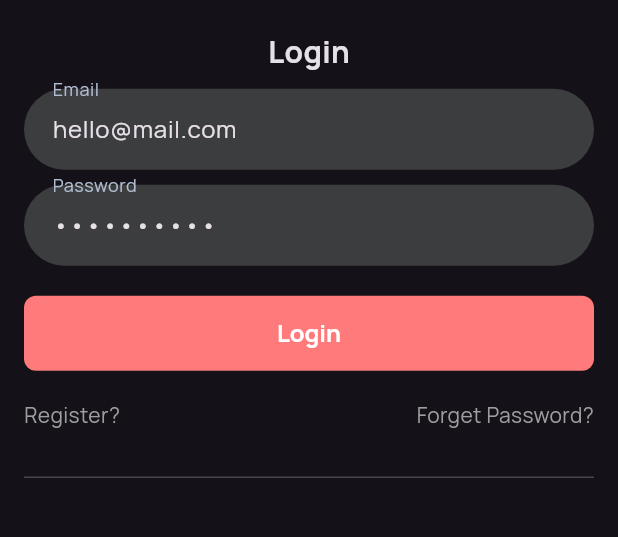
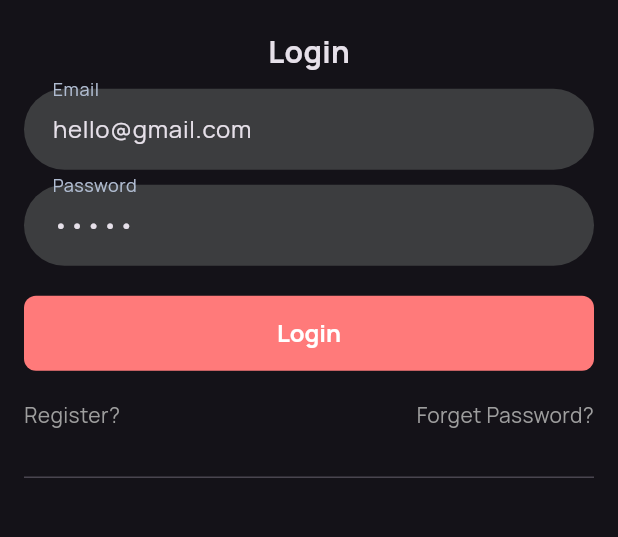
Before and after one commit to shiX0/sajilo-sales, a Flutter app: the screen it shows after launch, on a phone screen of 412 x 824 dp, the part 452-989 px from its top. Run offline on Flutter 3.47's test engine with Material 3 defaults, Android fonts, the light colour scheme and no system bars; our stand-ins replace connectivity_plus, dartz, dio, equatable, flutter_riverpod, flutter_svg and 3 more; missing offline and left inert: all_sensors; accounts and stored records are empty.

Commit message:
Update login view with correct email and password initial values

```diff
--- a/lib/features/auth/presentation/view/login_view.dart
+++ b/lib/features/auth/presentation/view/login_view.dart
@@ -8,9 +8,9 @@ import '../widget/custom_formfield.dart';
 
 class LoginView extends ConsumerWidget {
   final TextEditingController emailController =
-      TextEditingController(text: "hello@mail.com");
+      TextEditingController(text: "hello@gmail.com");
   final TextEditingController passwordController =
-      TextEditingController(text: "shishir123");
+      TextEditingController(text: "hello");
   LoginView({super.key});
 
   @override
```
